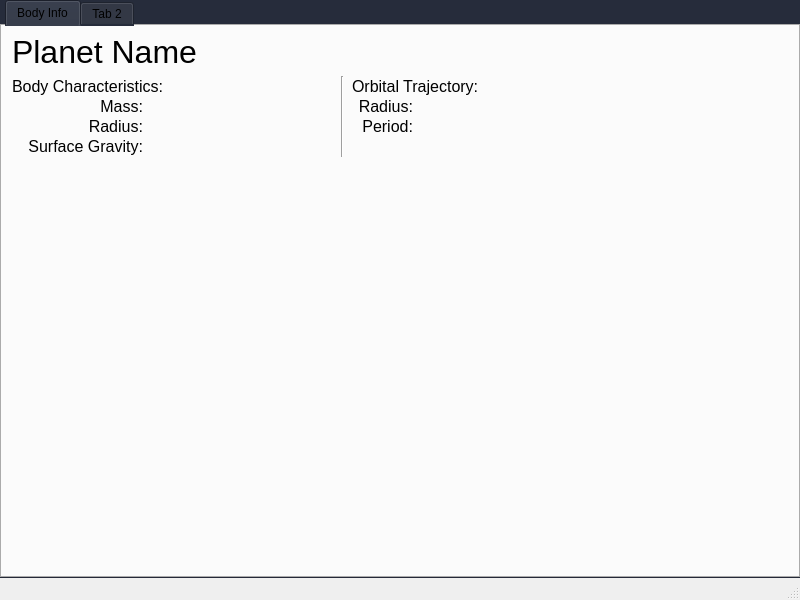
First picture: the form in ui/celestialwindow.ui, repository QuakeIV/pax-interitus, before the edit.
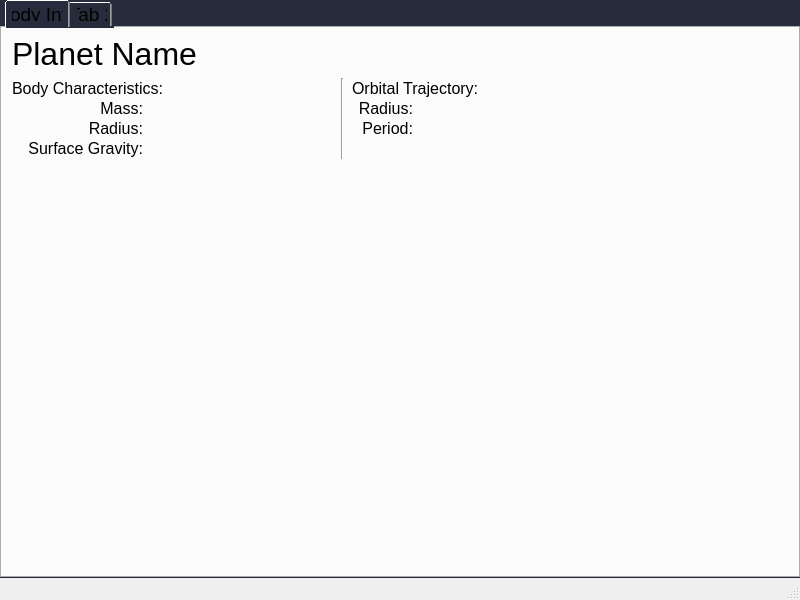
Second picture: the form after the edit.

Diff of the .ui file:
```diff
--- a/ui/celestialwindow.ui
+++ b/ui/celestialwindow.ui
@@ -19,6 +19,14 @@
   <property name="windowTitle">
    <string>Celestial Body Info</string>
   </property>
+  <property name="styleSheet">
+   <string notr="true">
+QTabBar::tab {
+/*  min-width: 8ex;*/
+  font-size:14pt;
+  padding: 7px;
+}</string>
+  </property>
   <widget class="QWidget" name="centralwidget">
    <property name="styleSheet">
     <string notr="true">QWidget#centralwidget {
```
